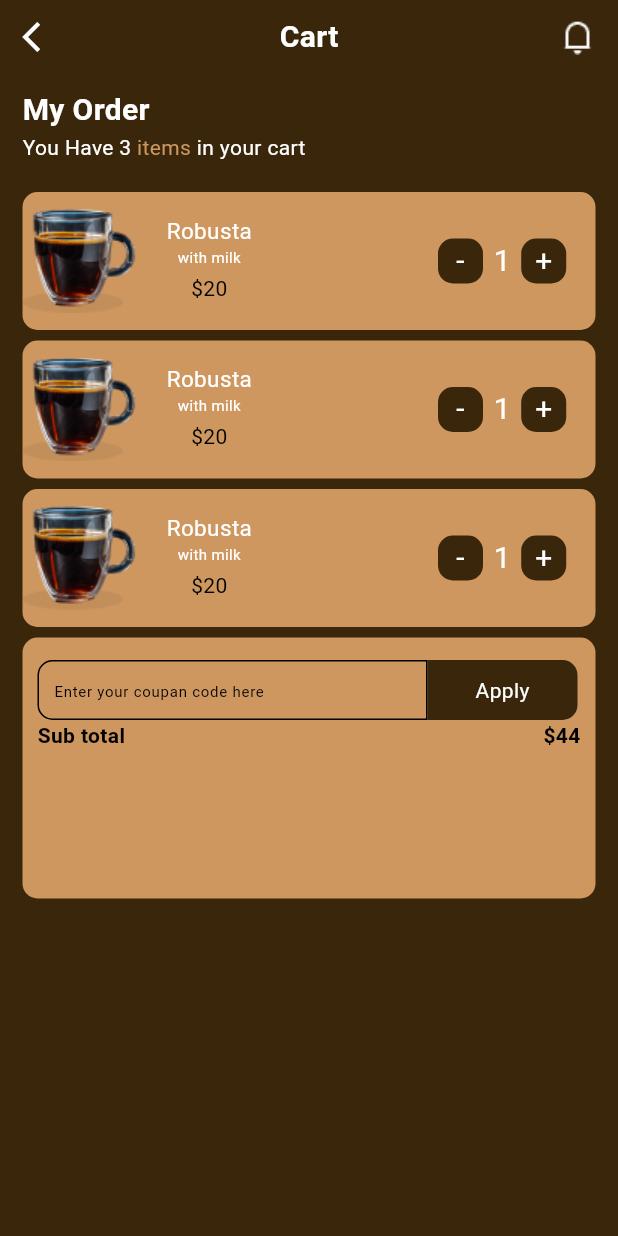
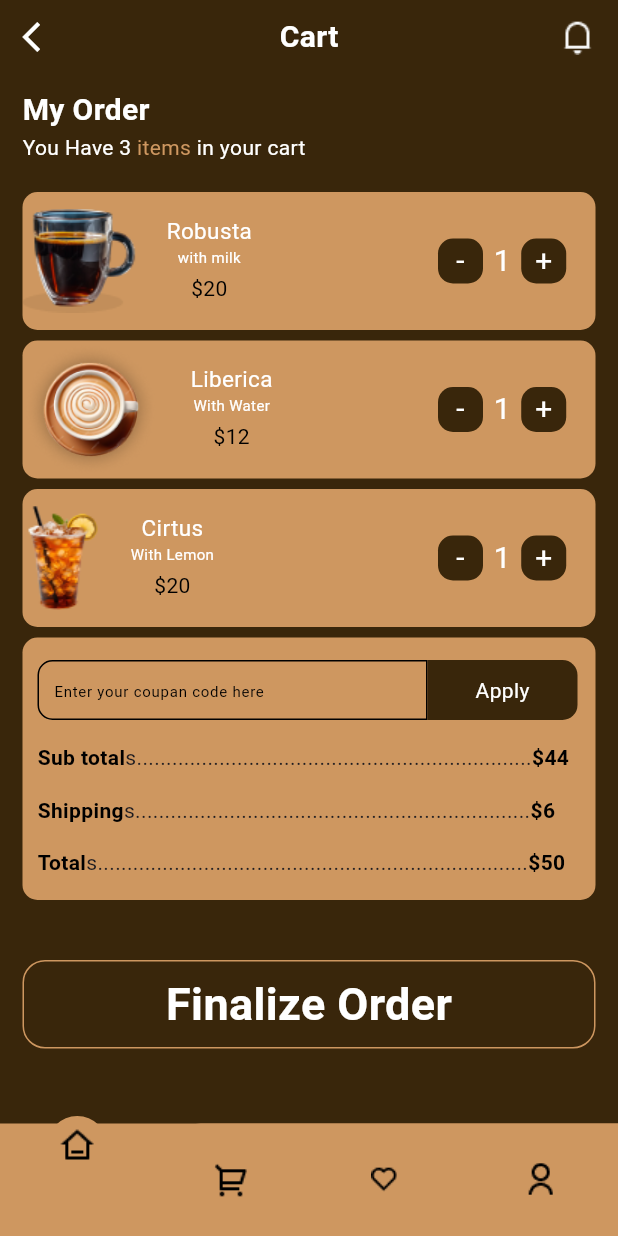
Before and after one commit to Ahmadsaniliman/coffee_ui, a Flutter app: the screen it shows after launch, on a phone screen of 412 x 824 dp. Run offline on Flutter 3.47's test engine with Material 3 defaults, Android fonts, the phone set to English and light mode, and no system bars; drawn by our look-alikes of curved_navigation_bar.

Commit message:
anoda commit

```diff
--- a/lib/Views/Home/cart.dart
+++ b/lib/Views/Home/cart.dart
@@ -1,4 +1,5 @@
 import 'package:coffee_shop_ui/Utils/app_colors.dart';
+import 'package:curved_navigation_bar/curved_navigation_bar.dart';
 import 'package:flutter/material.dart';
 
 class CartScreen extends StatelessWidget {
@@ -6,7 +7,49 @@ class CartScreen extends StatelessWidget {
 
   @override
   Widget build(BuildContext context) {
+    final List<Map<String, String>> data = [
+      {
+        'image': 'assets/images/Group 23.png',
+        'name': 'Robusta',
+        'with': 'with milk',
+        'price': '\$20',
+      },
+      {
+        'image': 'assets/images/image 10 (1).png',
+        'name': 'Liberica',
+        'with': 'With Water',
+        'price': '\$12',
+      },
+      {
+        'image': 'assets/images/image 14.png',
+        'name': 'Cirtus',
+        'with': 'With Lemon',
+        'price': '\$20',
+      },
+    ];
     return Scaffold(
+      bottomNavigationBar: CurvedNavigationBar(
+        backgroundColor: AppColors.primaryColor,
+        color: AppColors.primaryColor,
+        items: [
+          Image.asset(
+            'assets/icons/home-3-line.png',
+            color: AppColors.blackColor,
+          ),
+          Image.asset(
+            'assets/icons/shopping-cart-2-line.png',
+            color: AppColors.blackColor,
+          ),
+          Image.asset(
+            'assets/icons/heart-line.png',
+            color: AppColors.blackColor,
+          ),
+          Image.asset(
+            'assets/icons/user-line (1).png',
+            color: AppColors.blackColor,
+          ),
+        ],
+      ),
       backgroundColor: AppColors.dkBgColor,
       body: SafeArea(
         child: Padding(
@@ -82,6 +125,32 @@ class CartScreen extends StatelessWidget {
                   ...List.generate(
                     3,
                     (index) => Dismissible(
+                      confirmDismiss: (direction) {
+                        return showDialog(
+                          context: context,
+                          builder: (context) => AlertDialog(
+                            title: Text(
+                              'Remove from Cart?',
+                              style: TextStyle(
+                                color: AppColors.whiteColor,
+                              ),
+                            ),
+                            backgroundColor: AppColors.primaryColor,
+                            content: const Column(
+                              children: [
+                                Text(
+                                  textAlign: TextAlign.center,
+                                  'Lorem ipsum dolor sit amet consectetur. Vestibulum eget blandit mattis ',
+                                  style: TextStyle(
+                                    color: AppColors.blackColor,
+                                    fontSize: 10,
+                                  ),
+                                ),
+                              ],
+                            ),
+                          ),
+                        );
+                      },
                       key: UniqueKey(),
                       background: const Icon(
                         Icons.delete,
@@ -100,32 +169,32 @@ class CartScreen extends StatelessWidget {
                           children: [
                             Row(
                               children: [
-                                Image.asset('assets/images/Group 23.png'),
+                                Image.asset(data[index]['image']!),
                                 const SizedBox(width: 20),
-                                const Padding(
-                                  padding: EdgeInsets.symmetric(
+                                Padding(
+                                  padding: const EdgeInsets.symmetric(
                                     vertical: 15,
                                   ),
                                   child: Column(
                                     children: [
                                       Text(
-                                        'Robusta',
-                                        style: TextStyle(
+                                        data[index]['name']!,
+                                        style: const TextStyle(
                                           color: AppColors.whiteColor,
                                           fontSize: 15,
                                         ),
                                       ),
                                       Text(
-                                        'with milk',
-                                        style: TextStyle(
+                                        data[index]['with']!,
+                                        style: const TextStyle(
                                           color: AppColors.whiteColor,
                                           fontSize: 10,
                                         ),
                                       ),
-                                      SizedBox(height: 4),
+                                      const SizedBox(height: 4),
                                       Text(
-                                        '\$20',
-                                        style: TextStyle(
+                                        data[index]['price']!,
+                                        style: const TextStyle(
                                           color: AppColors.blackColor,
                                         ),
                                       ),
@@ -134,7 +203,7 @@ class CartScreen extends StatelessWidget {
                                 ),
                               ],
                             ),
-                            Container(
+                            SizedBox(
                               height: 32,
                               width: 105,
                               child: Row(
@@ -199,7 +268,7 @@ class CartScreen extends StatelessWidget {
                 decoration: BoxDecoration(
                     borderRadius: BorderRadius.circular(10),
                     color: AppColors.primaryColor),
-                height: 174,
+                height: 175,
                 width: double.infinity,
                 child: Column(
                   children: [
@@ -251,8 +320,9 @@ class CartScreen extends StatelessWidget {
                         ),
                       ],
                     ),
-                    const Row(
-                        mainAxisAlignment: MainAxisAlignment.spaceBetween,
+                    const Padding(
+                      padding: EdgeInsets.only(top: 15),
+                      child: Row(
                         children: [
                           Text(
                             'Sub total',
@@ -261,7 +331,8 @@ class CartScreen extends StatelessWidget {
                               fontWeight: FontWeight.bold,
                             ),
                           ),
-
+                          Text(
+                              's...................................................................'),
                           Text(
                             '\$44',
                             style: TextStyle(
@@ -270,8 +341,77 @@ class CartScreen extends StatelessWidget {
                             ),
                           ),
                         ],
-                    )
+                      ),
+                    ),
+                    const Padding(
+                      padding: EdgeInsets.only(top: 15),
+                      child: Row(
+                        children: [
+                          Text(
+                            'Shipping',
+                            style: TextStyle(
+                              color: AppColors.blackColor,
+                              fontWeight: FontWeight.bold,
+                            ),
+                          ),
+                          Text(
+                              's...................................................................'),
+                          Text(
+                            '\$6',
+                            style: TextStyle(
+                              color: AppColors.blackColor,
+                              fontWeight: FontWeight.bold,
+                            ),
+                          ),
                         ],
+                      ),
+                    ),
+                    const Padding(
+                      padding: EdgeInsets.only(top: 15),
+                      child: Row(
+                        children: [
+                          Text(
+                            'Total',
+                            style: TextStyle(
+                              color: AppColors.blackColor,
+                              fontWeight: FontWeight.bold,
+                            ),
+                          ),
+                          Text(
+                              's.........................................................................'),
+                          Text(
+                            '\$50',
+                            style: TextStyle(
+                              color: AppColors.blackColor,
+                              fontWeight: FontWeight.bold,
+                            ),
+                          ),
+                        ],
+                      ),
+                    ),
+                    //
+                    //
+                    //
+                  ],
+                ),
+              ),
+              const SizedBox(height: 40),
+              Container(
+                height: 59,
+                width: double.infinity,
+                decoration: BoxDecoration(
+                  borderRadius: BorderRadius.circular(15),
+                  border: Border.all(color: AppColors.primaryColor),
+                ),
+                child: const Center(
+                  child: Text(
+                    'Finalize Order',
+                    style: TextStyle(
+                      fontWeight: FontWeight.bold,
+                      fontSize: 30,
+                      color: AppColors.whiteColor,
+                    ),
+                  ),
                 ),
               ),
             ],
```
Lines whose indentation alone changed are shown as unchanged.
